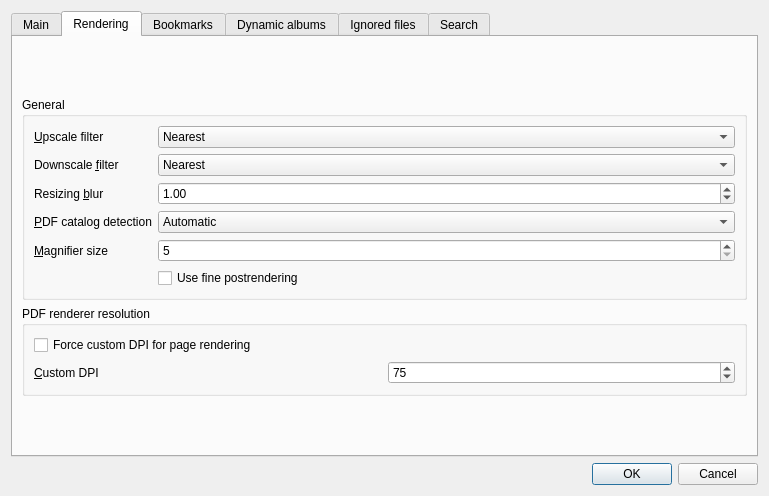
Above: settingsdialog.ui from kernel1024/qmanga before the change. Below: the same form after it.
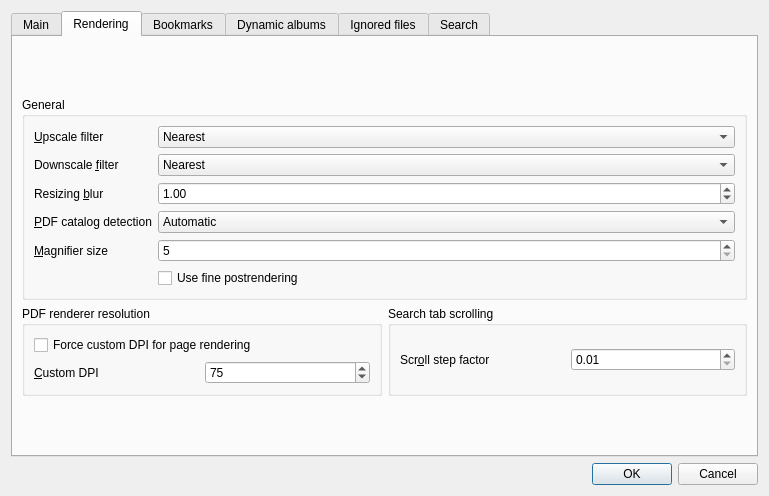
That is the form after the change. The open tabs and pages were chosen to show the change.

Commit message: Smooth scrolling for search list view.

Patch:
```diff
--- a/settingsdialog.ui
+++ b/settingsdialog.ui
@@ -745,7 +745,7 @@
         </widget>
        </item>
        <item>
-        <layout class="QHBoxLayout" name="horizontalLayout_8">
+        <layout class="QHBoxLayout" name="horizontalLayout_13">
          <item>
           <widget class="QGroupBox" name="groupBox_8">
            <property name="title">
@@ -792,6 +792,41 @@
            </layout>
           </widget>
          </item>
+         <item>
+          <widget class="QGroupBox" name="groupBox_9">
+           <property name="title">
+            <string>Search tab scrolling</string>
+           </property>
+           <layout class="QHBoxLayout" name="horizontalLayout_8">
+            <item>
+             <widget class="QLabel" name="label">
+              <property name="text">
+               <string>Scr&amp;oll step factor</string>
+              </property>
+              <property name="buddy">
+               <cstring>spinSearchScrollFactor</cstring>
+              </property>
+             </widget>
+            </item>
+            <item>
+             <widget class="QDoubleSpinBox" name="spinSearchScrollFactor">
+              <property name="decimals">
+               <number>2</number>
+              </property>
+              <property name="minimum">
+               <double>0.010000000000000</double>
+              </property>
+              <property name="maximum">
+               <double>10.000000000000000</double>
+              </property>
+              <property name="singleStep">
+               <double>0.010000000000000</double>
+              </property>
+             </widget>
+            </item>
+           </layout>
+          </widget>
+         </item>
         </layout>
        </item>
        <item>
```
Left out of the diff: 1 changed line with no effect on the pictures. The commit also changes 7 other files.
